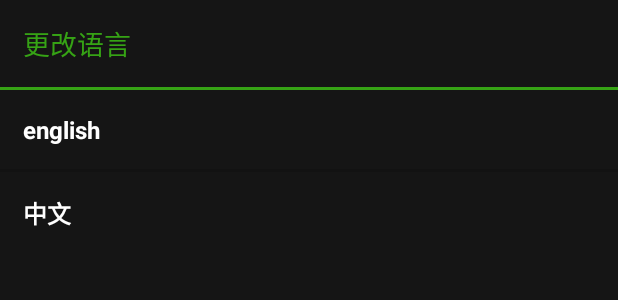
After one commit to AlvaWymer/AllezMaps, an Android app: the layout dialog_select_lanuage.xml on its own in the app's theme, with its tools: preview values and no code run, on a phone screen of 412 x 824 dp. The commit adds this screen. Shown: the top 300 px of the screen. Run offline under Robolectric (Android 15) with nearby library versions, the phone set to English and light mode, and no system bars.

Commit message:
添加了登录页面选择语言

```diff
--- a/app/src/main/java/com/helloworld/lyz/allezmap/MainActivity.java
+++ b/app/src/main/java/com/helloworld/lyz/allezmap/MainActivity.java
@@ -11,7 +11,7 @@ import android.widget.Toast;
 public class MainActivity extends Activity {
 
     // 延迟3秒
-    private static final long SPLASH_DELAY_MILLIS = 3000;
+    private static final long SPLASH_DELAY_MILLIS = 2000;
     //Sharepreferences 名称
     private static final String SHAREDPREFERENCES_NAME = "first_pref";
     @Override
--- a/app/src/main/res/layout/activity_login.xml
+++ b/app/src/main/res/layout/activity_login.xml
@@ -21,11 +21,11 @@
         android:layout_marginTop="142dp"
         android:id="@+id/textView3" />
 
-    <TextView
+    <Button
         android:layout_width="wrap_content"
         android:layout_height="wrap_content"
-        android:text="语言"
-        android:id="@+id/textView"
+        android:text="@string/login_language"
+        android:id="@+id/but_login"
         android:layout_alignParentTop="true"
         android:layout_alignParentEnd="true" />
 </RelativeLayout>
--- /dev/null
+++ b/app/src/main/res/layout/dialog_select_lanuage.xml
@@ -0,0 +1,52 @@
+<?xml version="1.0" encoding="utf-8"?>
+<RelativeLayout xmlns:android="http://schemas.android.com/apk/res/android"
+    android:layout_width="match_parent"
+    android:layout_height="match_parent"
+    android:background="#151515" >
+
+    <TextView
+        android:id="@+id/clear_cache_title"
+        android:layout_width="match_parent"
+        android:layout_height="wrap_content"
+        android:padding="15dp"
+        android:text="更改语言"
+        android:textColor="#36a315"
+        android:textSize="18sp" />
+
+    <TextView
+        android:id="@+id/clear_cache_line"
+        android:layout_width="match_parent"
+        android:layout_height="2dp"
+        android:layout_below="@+id/clear_cache_title"
+        android:background="#36a315" />
+
+    <TextView
+        android:id="@+id/select_english"
+        android:layout_width="match_parent"
+        android:layout_height="wrap_content"
+        android:layout_below="@+id/clear_cache_line"
+        android:padding="15dp"
+        android:text="english"
+        android:textColor="@android:color/white"
+        android:textSize="16sp"
+        android:textStyle="bold" />
+
+    <TextView
+        android:id="@+id/clear_cache_line_1"
+        android:layout_width="match_parent"
+        android:layout_height="2dp"
+        android:layout_below="@+id/select_english"
+        android:background="#121212" />
+
+    <TextView
+        android:id="@+id/select_chinese"
+        android:layout_width="match_parent"
+        android:layout_height="wrap_content"
+        android:layout_below="@+id/clear_cache_line_1"
+        android:padding="15dp"
+        android:text="中文"
+        android:textColor="@android:color/white"
+        android:textSize="16sp"
+        android:textStyle="bold" />
+
+</RelativeLayout>
--- a/app/src/main/res/values/strings.xml
+++ b/app/src/main/res/values/strings.xml
@@ -4,4 +4,5 @@
     <string name="login_network_message">是否对网络进行设置？</string>
     <string name="login_network_setting">设置</string>
     <string name="login_network_cancel">否</string>
+    <string name="login_language">语言</string>
 </resources>
--- a/app/src/main/res/values/styles.xml
+++ b/app/src/main/res/values/styles.xml
@@ -11,5 +11,10 @@
         <item name="android:subtitle">true</item>
 
     </style>
+    <style name="Custom_Dialog_Theme" parent="@android:style/Theme.Dialog">
+        <item name="android:windowFrame">@null</item>
+        <item name="android:windowIsFloating">true</item>
+        <item name="android:windowNoTitle">true</item> <!-- 隐藏标题栏 -->
+    </style>
 
 </resources>
```
Also changed, not shown: app/src/main/java/com/helloworld/lyz/allezmap/LoginActivity.java (+50 -4 lines), 2 other files.
